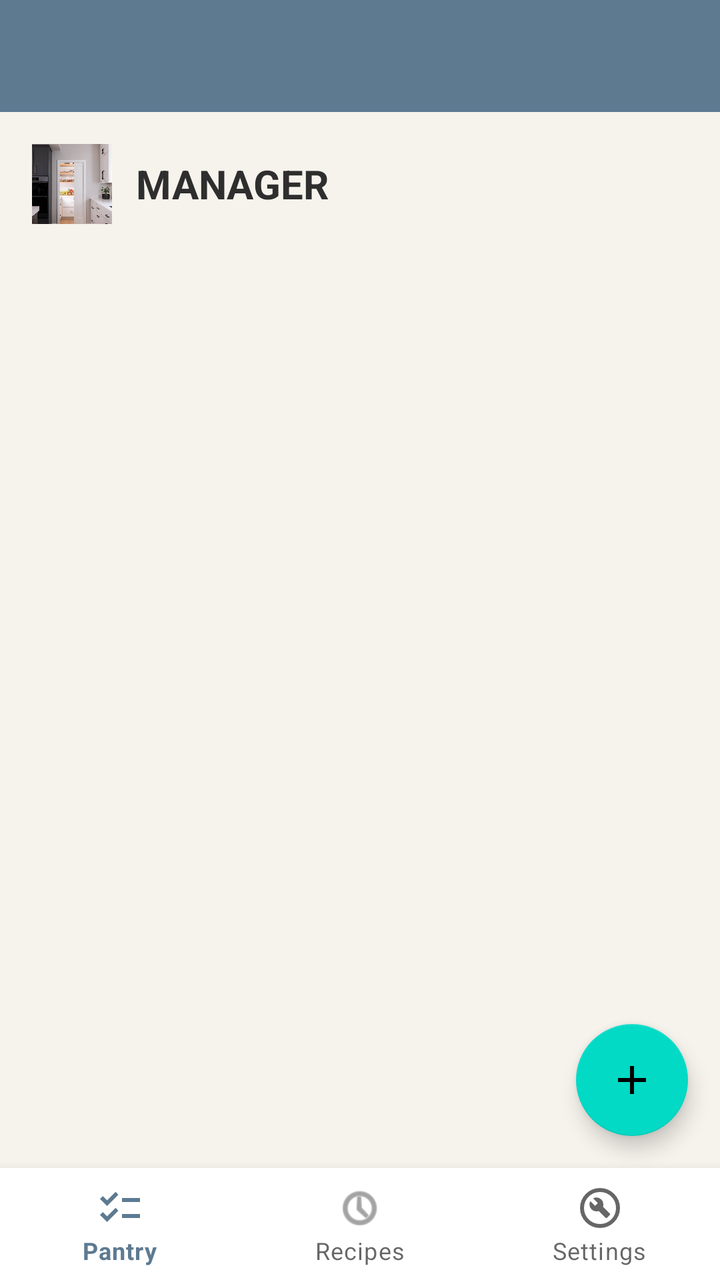
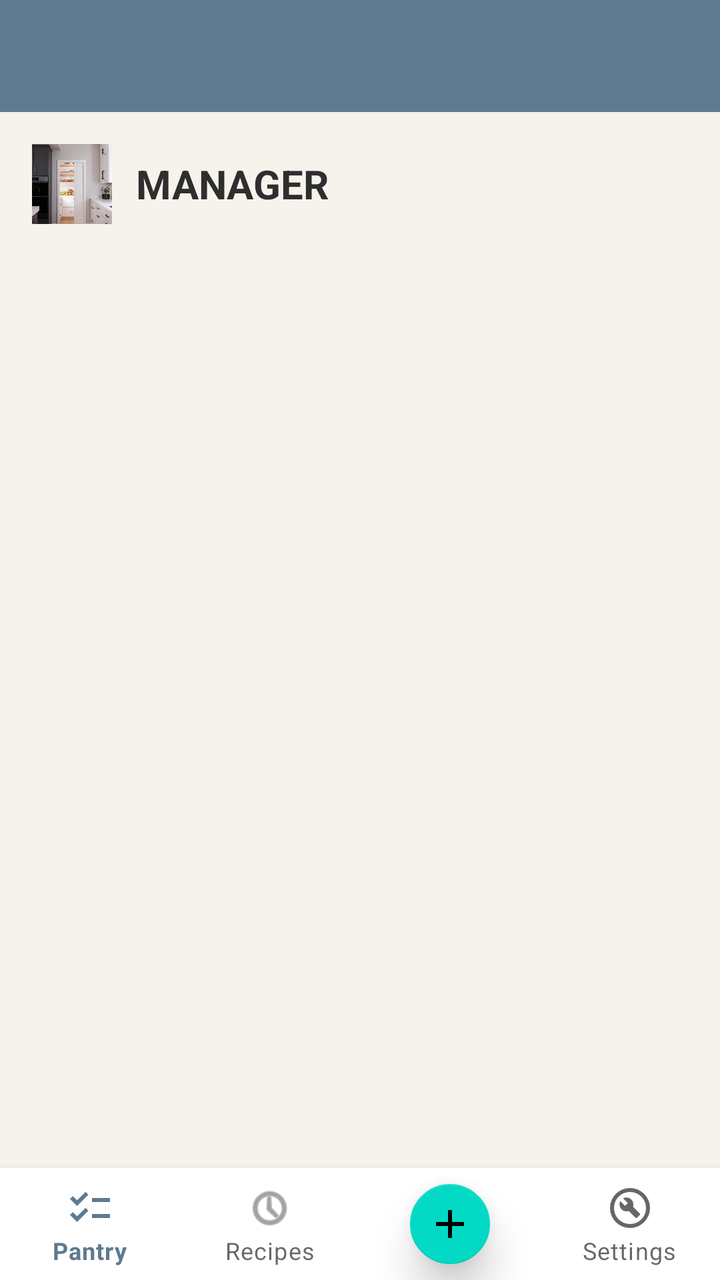

An Android layout rendered at two revisions. The XML below is the earlier revision; the diff shows what the commit changed to produce the second picture.
<!-- AndroidManifest.xml: application theme Theme.SmartPantry -->
<!-- res/layout/activity_pantry_list.xml -->
<?xml version="1.0" encoding="utf-8"?>
<androidx.constraintlayout.widget.ConstraintLayout xmlns:android="http://schemas.android.com/apk/res/android"
    xmlns:app="http://schemas.android.com/apk/res-auto"
    android:layout_width="match_parent"
    android:layout_height="match_parent">

    <com.google.android.material.appbar.MaterialToolbar
        android:id="@+id/toolbarPantry"
        android:layout_width="0dp"
        android:layout_height="?attr/actionBarSize"
        android:background="@color/primary"
        android:title="@string/app_name"
        android:titleTextColor="#FFFFFF"
        app:layout_constraintTop_toTopOf="parent"
        app:layout_constraintStart_toStartOf="parent"
        app:layout_constraintEnd_toEndOf="parent" />

    <LinearLayout
        android:id="@+id/headerPantry"
        android:layout_width="0dp"
        android:layout_height="wrap_content"
        android:orientation="horizontal"
        android:gravity="center_vertical"
        android:padding="16dp"
        app:layout_constraintTop_toBottomOf="@id/toolbarPantry"
        app:layout_constraintStart_toStartOf="parent"
        app:layout_constraintEnd_toEndOf="parent">

        <ImageView
            android:id="@+id/imagePantryHeader"
            android:layout_width="40dp"
            android:layout_height="40dp"
            android:scaleType="centerCrop"
            android:src="@drawable/smart_pantry"
            android:contentDescription="Pantry image" />

        <TextView
            android:layout_width="wrap_content"
            android:layout_height="wrap_content"
            android:layout_marginStart="12dp"
            android:text="MANAGER"
            android:textSize="20sp"
            android:textStyle="bold"
            android:textColor="@color/text_primary" />

    </LinearLayout>


    <androidx.recyclerview.widget.RecyclerView
        android:id="@+id/recyclerPantry"
        android:layout_width="0dp"
        android:layout_height="0dp"
        android:padding="8dp"
        app:layout_constraintTop_toBottomOf="@id/headerPantry"
        app:layout_constraintBottom_toTopOf="@id/bottomNavigation"
        app:layout_constraintStart_toStartOf="parent"
        app:layout_constraintEnd_toEndOf="parent" />

    <com.google.android.material.floatingactionbutton.FloatingActionButton
        android:id="@+id/fabAddIngredient"
        android:layout_width="wrap_content"
        android:layout_height="wrap_content"
        android:layout_margin="16dp"
        android:contentDescription="Add ingredient"
        android:src="@drawable/ic_add"
        app:layout_constraintBottom_toTopOf="@id/bottomNavigation"
        app:layout_constraintEnd_toEndOf="parent" />

    <com.google.android.material.bottomnavigation.BottomNavigationView
        android:id="@+id/bottomNavigation"
        android:layout_width="0dp"
        android:layout_height="wrap_content"
        app:menu="@menu/bottom_nav_menu"
        app:layout_constraintBottom_toBottomOf="parent"
        app:layout_constraintStart_toStartOf="parent"
        app:layout_constraintEnd_toEndOf="parent" />

</androidx.constraintlayout.widget.ConstraintLayout>
<!-- resources referenced by this layout -->
<resources>
  <color name="primary">#5D7A91</color>
  <color name="text_primary">#2E2E2E</color>
  <!-- drawable ic_add (drawable) -->
  <vector xmlns:android="http://schemas.android.com/apk/res/android" android:height="24dp" android:tint="#000000" android:viewportHeight="960" android:viewportWidth="960" android:width="24dp">
        
      <path android:fillColor="@android:color/white" android:pathData="M440,520L200,520L200,440L440,440L440,200L520,200L520,440L760,440L760,520L520,520L520,760L440,760L440,520Z"/>
      
  </vector>
  <!-- drawable smart_pantry: png bitmap (drawable, 22712 bytes) -->
  <string name="app_name">Smart Pantry Manager</string>
  <style name="Theme.SmartPantry" parent="Theme.MaterialComponents.DayNight.NoActionBar">
          <item name="colorPrimary">@color/primary</item>
          <item name="colorPrimaryDark">@color/primary_dark</item>
          <item name="colorAccent">@color/accent</item>
          <item name="android:windowBackground">@color/background</item>
      </style>
  <color name="primary_dark">#435868</color>
  <color name="accent">#D9C7A3</color>
  <color name="background">#F6F2EC</color>
</resources>

<!-- the commit's change to res/layout/activity_pantry_list.xml (unified diff, before → after) -->
@@ -56,23 +56,34 @@
         app:layout_constraintStart_toStartOf="parent"
         app:layout_constraintEnd_toEndOf="parent" />
 
+    <com.google.android.material.bottomnavigation.BottomNavigationView
+        android:id="@+id/bottomNavigation"
+        android:layout_width="0dp"
+        android:layout_height="wrap_content"
+        app:menu="@menu/bottom_nav_menu_pantry"
+        app:labelVisibilityMode="labeled"
+        app:layout_constraintBottom_toBottomOf="parent"
+        app:layout_constraintStart_toStartOf="parent"
+        app:layout_constraintEnd_toEndOf="parent" />
+
+    <androidx.constraintlayout.widget.Guideline
+        android:id="@+id/guidelineAdd"
+        android:layout_width="wrap_content"
+        android:layout_height="wrap_content"
+        android:orientation="vertical"
+        app:layout_constraintGuide_percent="0.625" />
+
     <com.google.android.material.floatingactionbutton.FloatingActionButton
         android:id="@+id/fabAddIngredient"
         android:layout_width="wrap_content"
         android:layout_height="wrap_content"
-        android:layout_margin="16dp"
         android:contentDescription="Add ingredient"
         android:src="@drawable/ic_add"
-        app:layout_constraintBottom_toTopOf="@id/bottomNavigation"
-        app:layout_constraintEnd_toEndOf="parent" />
-
-    <com.google.android.material.bottomnavigation.BottomNavigationView
-        android:id="@+id/bottomNavigation"
-        android:layout_width="0dp"
-        android:layout_height="wrap_content"
-        app:menu="@menu/bottom_nav_menu"
-        app:layout_constraintBottom_toBottomOf="parent"
-        app:layout_constraintStart_toStartOf="parent"
-        app:layout_constraintEnd_toEndOf="parent" />
+        app:elevation="12dp"
+        app:fabSize="mini"
+        app:layout_constraintTop_toTopOf="@id/bottomNavigation"
+        app:layout_constraintBottom_toBottomOf="@id/bottomNavigation"
+        app:layout_constraintStart_toStartOf="@id/guidelineAdd"
+        app:layout_constraintEnd_toEndOf="@id/guidelineAdd" />
 
 </androidx.constraintlayout.widget.ConstraintLayout>
